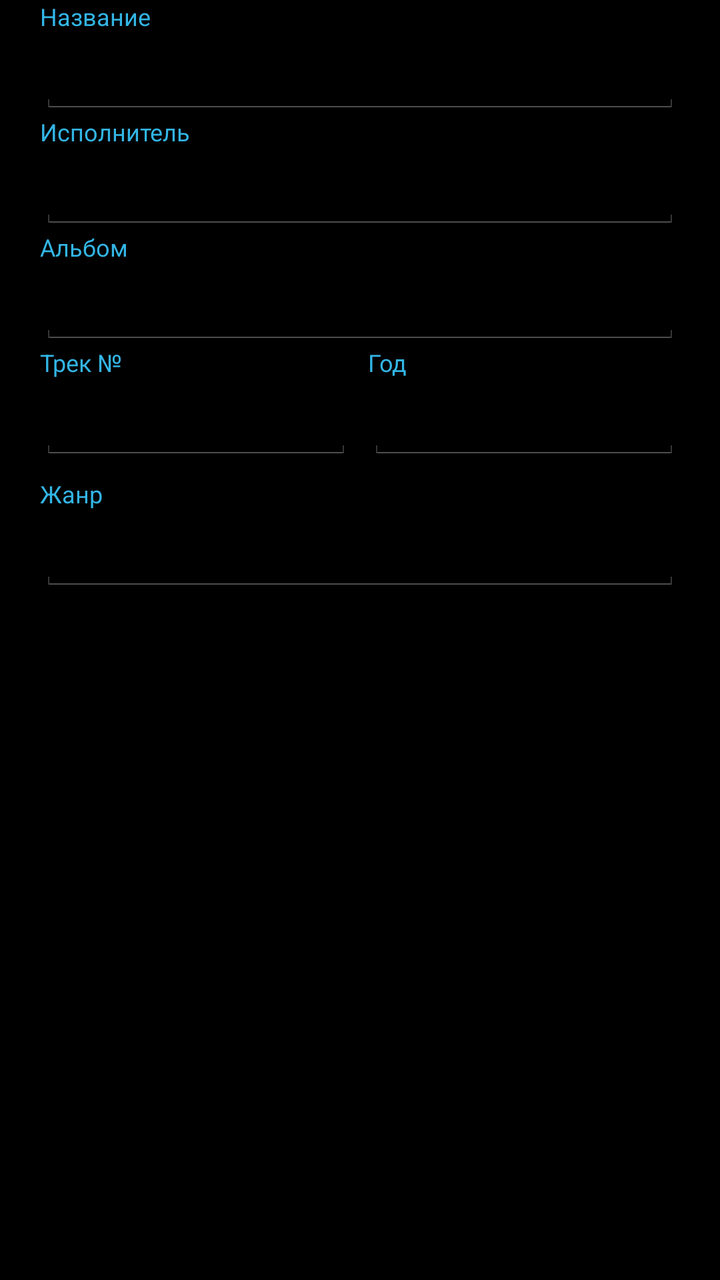
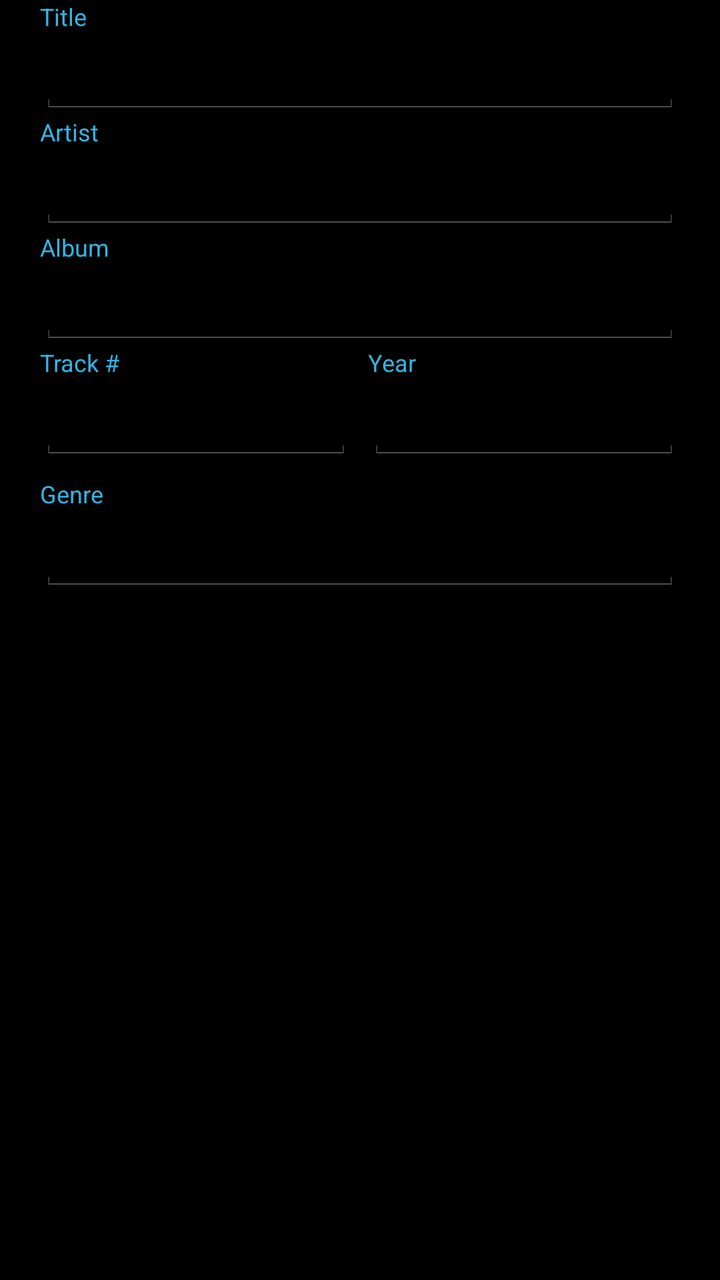

Two renders of the same Android screen: before a commit and after it. Below are the layout's source before the change and the commit's diff.
<!-- AndroidManifest.xml: application theme AppTheme.Holo.Dark -->
<!-- res/layout/dialog_edit_tags.xml -->
<?xml version="1.0" encoding="utf-8"?>
<ScrollView xmlns:android="http://schemas.android.com/apk/res/android"
    android:layout_width="match_parent"
    android:layout_height="wrap_content"
    android:maxHeight="420dp">

    <LinearLayout
        android:layout_width="match_parent"
        android:layout_height="wrap_content"
        android:orientation="vertical"
        android:paddingLeft="20dp"
        android:paddingRight="20dp">

        <TextView
            android:layout_width="match_parent"
            android:layout_height="wrap_content"
            android:text="@string/tag_title"
            android:textColor="@color/holo_blue"
            android:textSize="12sp"
            android:paddingBottom="2dp" />

        <EditText
            android:id="@+id/input_title"
            android:layout_width="match_parent"
            android:layout_height="wrap_content"
            android:inputType="text"
            android:textColor="@color/text_primary"
            android:paddingBottom="8dp" />

        <TextView
            android:layout_width="match_parent"
            android:layout_height="wrap_content"
            android:text="@string/tag_artist"
            android:textColor="@color/holo_blue"
            android:textSize="12sp"
            android:paddingBottom="2dp" />

        <EditText
            android:id="@+id/input_artist"
            android:layout_width="match_parent"
            android:layout_height="wrap_content"
            android:inputType="text"
            android:textColor="@color/text_primary"
            android:paddingBottom="8dp" />

        <TextView
            android:layout_width="match_parent"
            android:layout_height="wrap_content"
            android:text="@string/tag_album"
            android:textColor="@color/holo_blue"
            android:textSize="12sp"
            android:paddingBottom="2dp" />

        <EditText
            android:id="@+id/input_album"
            android:layout_width="match_parent"
            android:layout_height="wrap_content"
            android:inputType="text"
            android:textColor="@color/text_primary"
            android:paddingBottom="8dp" />

        <LinearLayout
            android:layout_width="match_parent"
            android:layout_height="wrap_content"
            android:orientation="horizontal">

            <LinearLayout
                android:layout_width="0dp"
                android:layout_height="wrap_content"
                android:layout_weight="1"
                android:orientation="vertical"
                android:layout_marginEnd="8dp">

                <TextView
                    android:layout_width="match_parent"
                    android:layout_height="wrap_content"
                    android:text="@string/tag_track"
                    android:textColor="@color/holo_blue"
                    android:textSize="12sp"
                    android:paddingBottom="2dp" />

                <EditText
                    android:id="@+id/input_track"
                    android:layout_width="match_parent"
                    android:layout_height="wrap_content"
                    android:inputType="number"
                    android:maxLength="3"
                    android:textColor="@color/text_primary" />
            </LinearLayout>

            <LinearLayout
                android:layout_width="0dp"
                android:layout_height="wrap_content"
                android:layout_weight="1"
                android:orientation="vertical">

                <TextView
                    android:layout_width="match_parent"
                    android:layout_height="wrap_content"
                    android:text="@string/tag_year"
                    android:textColor="@color/holo_blue"
                    android:textSize="12sp"
                    android:paddingBottom="2dp" />

                <EditText
                    android:id="@+id/input_year"
                    android:layout_width="match_parent"
                    android:layout_height="wrap_content"
                    android:inputType="number"
                    android:maxLength="4"
                    android:textColor="@color/text_primary" />
            </LinearLayout>
        </LinearLayout>

        <TextView
            android:layout_width="match_parent"
            android:layout_height="wrap_content"
            android:text="@string/tag_genre"
            android:textColor="@color/holo_blue"
            android:textSize="12sp"
            android:paddingTop="8dp"
            android:paddingBottom="2dp" />

        <EditText
            android:id="@+id/input_genre"
            android:layout_width="match_parent"
            android:layout_height="wrap_content"
            android:inputType="text"
            android:textColor="@color/text_primary"
            android:paddingBottom="8dp" />

    </LinearLayout>
</ScrollView>
<!-- resources referenced by this layout -->
<resources>
  <color name="holo_blue">#33B5E5</color>
  <color name="text_primary">#FFFFFF</color>
  <string name="tag_album">Альбом</string>
  <string name="tag_artist">Исполнитель</string>
  <string name="tag_genre">Жанр</string>
  <string name="tag_title">Название</string>
  <string name="tag_track">Трек №</string>
  <string name="tag_year">Год</string>
  <color name="bg_black">#000000</color>
  <color name="text_secondary">#AAAAAA</color>
  <style name="ActionBar.Holo.Dark" parent="android:Widget.Holo.ActionBar">
          <item name="android:background">@color/actionbar_grey</item>
          <item name="android:titleTextStyle">@style/ActionBarTitle.Holo.Dark</item>
      </style>
  <style name="ActionBarTab.Holo.Dark" parent="android:Widget.Holo.ActionBar.TabView">
          <item name="android:background">@drawable/tab_indicator_holo</item>
      </style>
  <style name="ActionBarTabText.Holo.Dark" parent="android:TextAppearance.Holo.Widget.ActionBar.Title">
          <item name="android:textColor">@color/text_primary</item>
          <item name="android:textSize">13sp</item>
      </style>
  <style name="ListView.Holo.Dark" parent="android:Widget.Holo.ListView">
          <item name="android:divider">@color/divider_grey</item>
          <item name="android:dividerHeight">1dp</item>
          <item name="android:listSelector">@drawable/list_selector_holo</item>
          <item name="android:background">@color/bg_black</item>
      </style>
  <style name="SeekBar.Holo.Dark" parent="android:Widget.Holo.SeekBar">
          
      </style>
  <style name="WindowAnimation.Simple" parent="@android:style/Animation.Activity">
          <item name="android:activityOpenEnterAnimation">@anim/activity_fade_in</item>
          <item name="android:activityOpenExitAnimation">@anim/activity_fade_out</item>
          <item name="android:activityCloseEnterAnimation">@anim/activity_fade_in</item>
          <item name="android:activityCloseExitAnimation">@anim/activity_fade_out</item>
      </style>
  <color name="actionbar_grey">#2D2D2D</color>
  <style name="ActionBarTitle.Holo.Dark" parent="android:TextAppearance.Holo.Widget.ActionBar.Title">
          <item name="android:textColor">@color/text_primary</item>
      </style>
  <!-- drawable tab_indicator_holo (drawable) -->
  <?xml version="1.0" encoding="utf-8"?>
  <selector xmlns:android="http://schemas.android.com/apk/res/android">
      <item android:state_selected="true">
          <layer-list>
              <item>
                  <color android:color="@color/actionbar_grey" />
              </item>
              <item android:gravity="bottom" android:height="2dp">
                  <color android:color="@color/holo_blue" />
              </item>
          </layer-list>
      </item>
      <item>
          <color android:color="@color/actionbar_grey" />
      </item>
  </selector>
  <color name="divider_grey">#40FFFFFF</color>
  <!-- drawable list_selector_holo (drawable) -->
  <?xml version="1.0" encoding="utf-8"?>
  <selector xmlns:android="http://schemas.android.com/apk/res/android">
      <item android:state_pressed="true">
          <color android:color="@color/list_pressed" />
      </item>
      <item android:state_focused="true">
          <color android:color="@color/list_pressed" />
      </item>
      <item>
          <color android:color="@android:color/transparent" />
      </item>
  </selector>
  <color name="list_pressed">#262626</color>
  <!-- unchanged entries left out for length: 1 -->
</resources>

<!-- the commit's change to res/layout/dialog_edit_tags.xml (unified diff, before → after) -->
@@ -1,8 +1,7 @@
 <?xml version="1.0" encoding="utf-8"?>
 <ScrollView xmlns:android="http://schemas.android.com/apk/res/android"
     android:layout_width="match_parent"
-    android:layout_height="wrap_content"
-    android:maxHeight="420dp">
+    android:layout_height="wrap_content">
 
     <LinearLayout
         android:layout_width="match_parent"
<!-- resource entries referenced after the edit -->
@@ -2,12 +2,12 @@
 <resources>
   <color name="holo_blue">#33B5E5</color>
   <color name="text_primary">#FFFFFF</color>
-  <string name="tag_album">Альбом</string>
-  <string name="tag_artist">Исполнитель</string>
-  <string name="tag_genre">Жанр</string>
-  <string name="tag_title">Название</string>
-  <string name="tag_track">Трек №</string>
-  <string name="tag_year">Год</string>
+  <string name="tag_album">Album</string>
+  <string name="tag_artist">Artist</string>
+  <string name="tag_genre">Genre</string>
+  <string name="tag_title">Title</string>
+  <string name="tag_track">Track #</string>
+  <string name="tag_year">Year</string>
   <color name="bg_black">#000000</color>
   <color name="text_secondary">#AAAAAA</color>
   <style name="ActionBar.Holo.Dark" parent="android:Widget.Holo.ActionBar">
